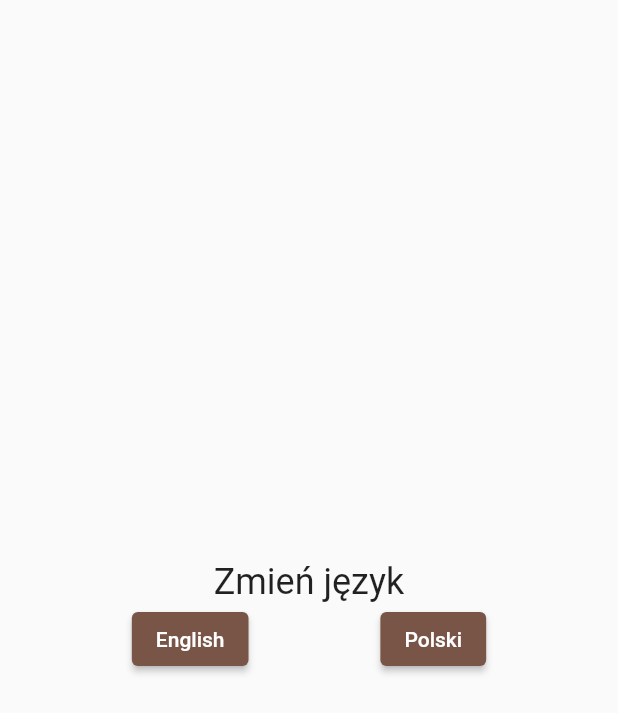
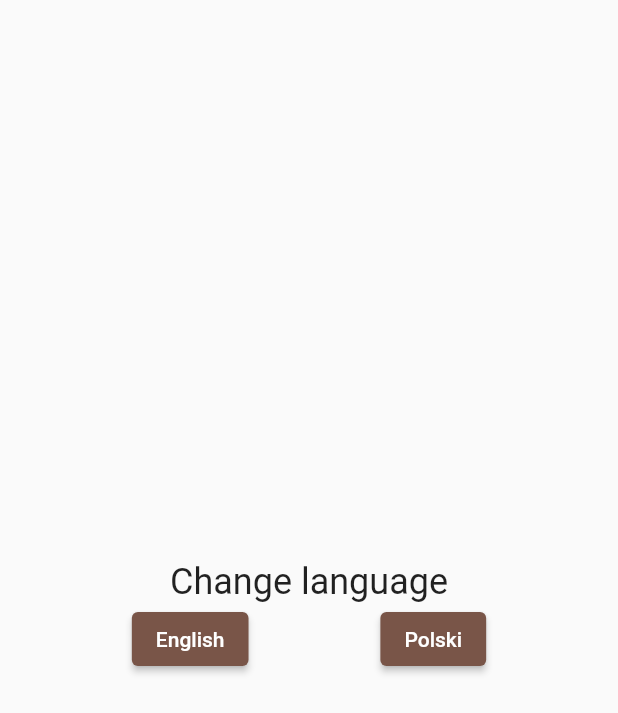
Before and after one commit to kves/read_app, a Flutter app: the SettingsPage screen opened directly, on a phone screen of 412 x 824 dp. Shown: the top 713 px of the screen. Run offline on Flutter 3.47's test engine with Material 2 defaults, Android fonts, the phone set to English and light mode, and no system bars; our stand-ins replace flutter_rating_bar; generated files the repository leaves out were written again.

Commit message:
deafult language set to en

```diff
--- a/lib/data/language_data.dart
+++ b/lib/data/language_data.dart
@@ -1,7 +1,7 @@
 import 'package:flutter/material.dart';
 
 class LanguageData extends ChangeNotifier {
-  Locale currentLocale = const Locale('pl');
+  Locale currentLocale = const Locale('en');
 
   void changeLocale(String locale) {
     currentLocale = Locale(locale);
```
